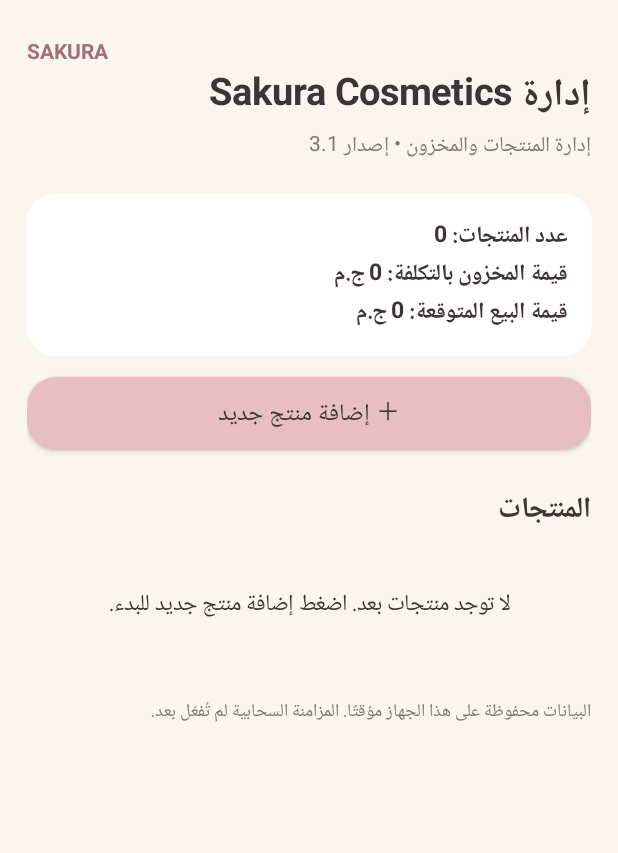
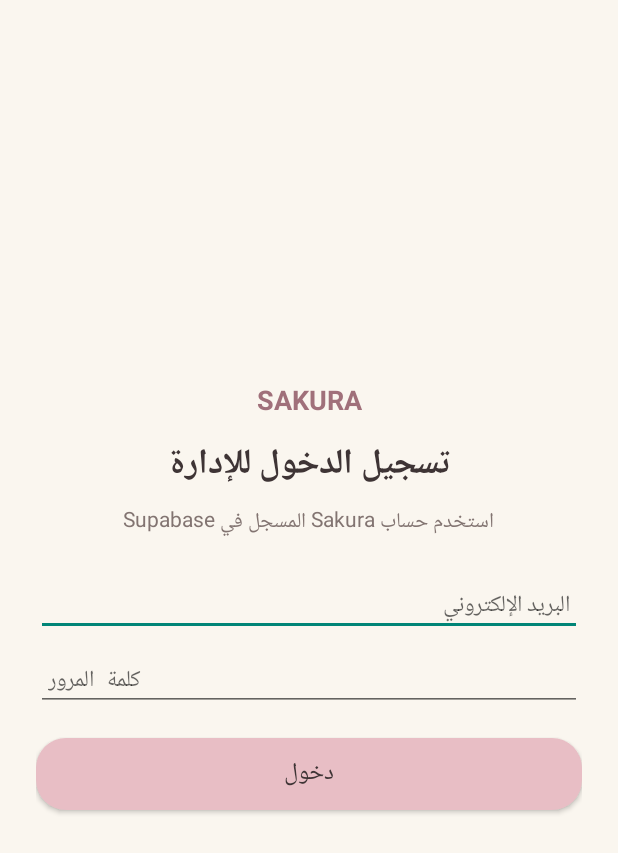
Before and after one commit to faroukmostafa1992-droid/sakura-manager-v3, an Android app: the screen it shows after launch (MainActivity), on a phone screen of 412 x 824 dp. Shown: the top 853 px of the screen. Run offline under Robolectric (Android 15) with nearby library versions, the phone set to English and light mode, and no system bars.

Commit message:
Add Supabase admin sign-in screen

```diff
--- a/app/src/main/java/com/sakura/manager/MainActivity.java
+++ b/app/src/main/java/com/sakura/manager/MainActivity.java
@@ -8,33 +8,92 @@ import android.graphics.Typeface;
 import android.graphics.drawable.GradientDrawable;
 import android.view.Gravity;
 import android.view.View;
+import android.view.inputmethod.InputMethodManager;
+import android.content.Context;
 import android.widget.*;
 import org.json.JSONArray;
 import org.json.JSONObject;
+import java.net.HttpURLConnection;
+import java.net.URL;
+import java.io.OutputStream;
+import java.io.InputStream;
+import java.io.ByteArrayOutputStream;
+import java.nio.charset.StandardCharsets;
 import java.util.Locale;
 
 public class MainActivity extends Activity {
+  private static final String SUPABASE_URL="https://hoqsljlpswkvflxnywdp.supabase.co";
+  private static final String SUPABASE_KEY="sb_publishable_OvtdtOQMjkqOttkjKO7hAw_VPV47Upi";
   private final int cream=Color.rgb(250,246,239), pink=Color.rgb(232,190,197), ink=Color.rgb(62,52,53), muted=Color.rgb(130,116,113);
   private JSONArray products;
   private LinearLayout page, list;
   private TextView summary;
-  @Override public void onCreate(Bundle b){super.onCreate(b);getWindow().setStatusBarColor(cream);getWindow().setNavigationBarColor(cream);getWindow().getDecorView().setSystemUiVisibility(View.SYSTEM_UI_FLAG_LIGHT_STATUS_BAR);load();render();}
-  private void load(){try{products=new JSONArray(getPreferences(0).getString("products","[]"));}catch(Exception e){products=new JSONArray();}}
-  private void persist(){getPreferences(0).edit().putString("products",products.toString()).apply();}
+  private android.content.SharedPreferences prefs;
+  @Override public void onCreate(Bundle b){
+    super.onCreate(b);
+    prefs=getPreferences(0);
+    getWindow().setStatusBarColor(cream);getWindow().setNavigationBarColor(cream);getWindow().getDecorView().setSystemUiVisibility(View.SYSTEM_UI_FLAG_LIGHT_STATUS_BAR);
+    load();
+    if(prefs.getString("access_token",null)==null) showLogin(); else render();
+  }
+  private void load(){try{products=new JSONArray(prefs.getString("products","[]"));}catch(Exception e){products=new JSONArray();}}
+  private void persist(){prefs.edit().putString("products",products.toString()).apply();}
   private int dp(int n){return (int)(n*getResources().getDisplayMetrics().density+.5f);}
   private GradientDrawable bg(int c,int r){GradientDrawable d=new GradientDrawable();d.setColor(c);d.setCornerRadius(dp(r));return d;}
   private TextView text(String s,int size,boolean bold){TextView t=new TextView(this);t.setText(s);t.setTextSize(size);t.setTextColor(ink);t.setGravity(Gravity.CENTER_VERTICAL);if(bold)t.setTypeface(Typeface.DEFAULT,Typeface.BOLD);return t;}
   private LinearLayout.LayoutParams lp(){return new LinearLayout.LayoutParams(-1,-2);}
+  private void showLogin(){
+    LinearLayout root=new LinearLayout(this);root.setOrientation(1);root.setGravity(Gravity.CENTER);root.setPadding(dp(24),dp(30),dp(24),dp(30));root.setBackgroundColor(cream);root.setLayoutDirection(View.LAYOUT_DIRECTION_RTL);
+    TextView brand=text("SAKURA",18,true);brand.setTextColor(Color.rgb(160,112,122));brand.setGravity(Gravity.CENTER);root.addView(brand,lp());
+    TextView title=text("تسجيل الدخول للإدارة",23,true);title.setGravity(Gravity.CENTER);LinearLayout.LayoutParams tp=lp();tp.topMargin=dp(12);root.addView(title,tp);
+    TextView hint=text("استخدم حساب Sakura المسجل في Supabase",14,false);hint.setTextColor(muted);hint.setGravity(Gravity.CENTER);LinearLayout.LayoutParams hp=lp();hp.topMargin=dp(6);root.addView(hint,hp);
+    EditText email=field("البريد الإلكتروني","");email.setInputType( android.text.InputType.TYPE_CLASS_TEXT | android.text.InputType.TYPE_TEXT_VARIATION_EMAIL_ADDRESS);LinearLayout.LayoutParams ep=lp();ep.topMargin=dp(24);root.addView(email,ep);
+    EditText password=field("كلمة المرور","");password.setInputType(android.text.InputType.TYPE_CLASS_TEXT | android.text.InputType.TYPE_TEXT_VARIATION_PASSWORD);LinearLayout.LayoutParams pp=lp();pp.topMargin=dp(10);root.addView(password,pp);
+    Button login=button("دخول");LinearLayout.LayoutParams bp=lp();bp.topMargin=dp(18);root.addView(login,bp);
+    TextView status=text("",13,false);status.setTextColor(Color.rgb(170,65,75));status.setGravity(Gravity.CENTER);LinearLayout.LayoutParams st=lp();st.topMargin=dp(12);root.addView(status,st);
+    login.setOnClickListener(v->{
+      String em=email.getText().toString().trim(), pw=password.getText().toString();
+      if(em.isEmpty()||pw.isEmpty()){status.setText("اكتب البريد الإلكتروني وكلمة المرور");return;}
+      login.setEnabled(false);status.setText("جاري تسجيل الدخول...");
+      ((InputMethodManager)getSystemService(Context.INPUT_METHOD_SERVICE)).hideSoftInputFromWindow(password.getWindowToken(),0);
+      new Thread(()->{
+        HttpURLConnection conn=null;
+        try{
+          URL url=new URL(SUPABASE_URL+"/auth/v1/token?grant_type=password");
+          conn=(HttpURLConnection)url.openConnection();conn.setRequestMethod("POST");conn.setConnectTimeout(15000);conn.setReadTimeout(15000);conn.setDoOutput(true);
+          conn.setRequestProperty("apikey",SUPABASE_KEY);conn.setRequestProperty("Content-Type","application/json");
+          JSONObject body=new JSONObject();body.put("email",em);body.put("password",pw);
+          try(OutputStream os=conn.getOutputStream()){os.write(body.toString().getBytes(StandardCharsets.UTF_8));}
+          int code=conn.getResponseCode();InputStream is=code>=200&&code<300?conn.getInputStream():conn.getErrorStream();
+          ByteArrayOutputStream buffer=new ByteArrayOutputStream();byte[] data=new byte[4096];int n;while((n=is.read(data))!=-1)buffer.write(data,0,n);
+          JSONObject response=new JSONObject(buffer.toString("UTF-8"));
+          if(code>=200&&code<300&&response.has("access_token")){
+            String token=response.getString("access_token"),refresh=response.optString("refresh_token","");
+            String uid=response.optJSONObject("user")==null?"":response.getJSONObject("user").optString("id","");
+            prefs.edit().putString("access_token",token).putString("refresh_token",refresh).putString("auth_uid",uid).apply();
+            runOnUiThread(()->{password.setText("");render();});
+          }else{
+            String msg=response.optString("msg",response.optString("message","تعذر تسجيل الدخول. راجع البيانات."));
+            runOnUiThread(()->{status.setText(msg);login.setEnabled(true);});
+          }
+        }catch(Exception ex){runOnUiThread(()->{status.setText("تعذر الاتصال. تحقق من الإنترنت وحاول مجددًا.");login.setEnabled(true);});}
+        finally{if(conn!=null)conn.disconnect();}
+      }).start();
+    });
+    setContentView(root);
+  }
   private void render(){
     ScrollView sc=new ScrollView(this);sc.setBackgroundColor(cream);page=new LinearLayout(this);page.setOrientation(1);page.setPadding(dp(18),dp(24),dp(18),dp(28));page.setLayoutDirection(View.LAYOUT_DIRECTION_RTL);sc.addView(page);
-    TextView brand=text("SAKURA",14,true);brand.setTextColor(Color.rgb(160,112,122));page.addView(brand);
+    LinearLayout top=new LinearLayout(this);top.setOrientation(0);top.setGravity(Gravity.CENTER_VERTICAL);page.addView(top,lp());
+    TextView brand=text("SAKURA",14,true);brand.setTextColor(Color.rgb(160,112,122));top.addView(brand,new LinearLayout.LayoutParams(0,-2,1));
+    Button logout=new Button(this);logout.setText("تسجيل خروج");logout.setAllCaps(false);logout.setTextSize(12);logout.setOnClickListener(v->new AlertDialog.Builder(this).setMessage("تسجيل الخروج من حساب الإدارة؟").setNegativeButton("إلغاء",null).setPositiveButton("خروج",(d,w)->{prefs.edit().remove("access_token").remove("refresh_token").remove("auth_uid").apply();showLogin();}).show());top.addView(logout);
     page.addView(text("إدارة Sakura Cosmetics",25,true));
-    TextView note=text("إدارة المنتجات والمخزون • إصدار 3.1",14,false);note.setTextColor(muted);page.addView(note);
+    TextView note=text("إدارة المنتجات والمخزون • إصدار 3.2",14,false);note.setTextColor(muted);page.addView(note);
     summary=text("",15,true);summary.setPadding(dp(16),dp(16),dp(16),dp(16));summary.setBackground(bg(Color.WHITE,18));LinearLayout.LayoutParams sp=lp();sp.topMargin=dp(20);page.addView(summary,sp);
     Button add=button("＋ إضافة منتج جديد");LinearLayout.LayoutParams ap=lp();ap.topMargin=dp(14);page.addView(add,ap);add.setOnClickListener(v->productDialog(-1));
     TextView h=text("المنتجات",19,true);h.setPadding(0,dp(24),0,dp(10));page.addView(h);
     list=new LinearLayout(this);list.setOrientation(1);page.addView(list);refresh();
-    TextView foot=text("البيانات محفوظة على هذا الجهاز مؤقتًا. المزامنة السحابية لم تُفعّل بعد.",12,false);foot.setTextColor(muted);foot.setPadding(0,dp(24),0,0);page.addView(foot);
+    TextView foot=text("تسجيل الدخول متصل بـ Supabase. بيانات المنتجات ما زالت محفوظة محليًا؛ المزامنة السحابية لم تُفعّل بعد.",12,false);foot.setTextColor(muted);foot.setPadding(0,dp(24),0,0);page.addView(foot);
     setContentView(sc);
   }
   private Button button(String s){Button b=new Button(this);b.setText(s);b.setAllCaps(false);b.setTextSize(16);b.setTextColor(ink);b.setBackground(bg(pink,20));return b;}
```
